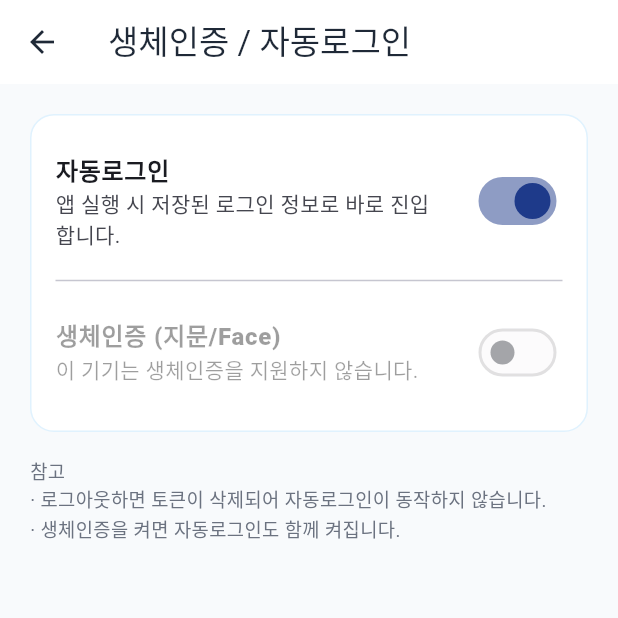
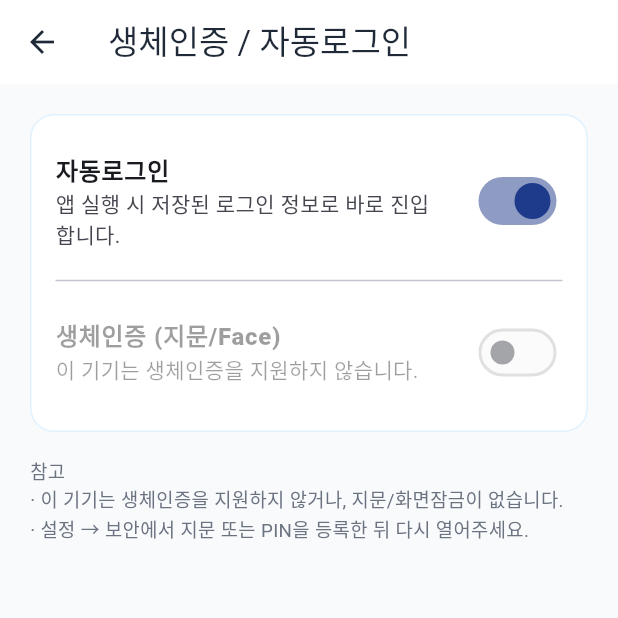
Before and after one commit to hyunkyung31/Flutter_patient, a Flutter app: the SecuritySettingsPage screen opened directly, on a phone screen of 412 x 824 dp, the top half of it. Run offline on Flutter 3.47's test engine with Material 3 defaults, Android fonts, the phone set to English and light mode, and no system bars; our stand-ins replace cached_network_image, dio, flutter_dotenv, flutter_secure_storage, local_auth, pedometer and 2 more; missing offline and left inert: kakao_flutter_sdk_user; accounts and stored records are empty.

Commit message:
fix: kakao keyhash UX, auto-login session persistence, biometric prompt
- Friendlier Kakao keyhash/misconfigured error + MainActivity KakaoKeyHash log
- Persist session with secure storage options; logout keeps auto/bio prefs
- Splash logs session state and only marks navigated after route decision
- Offer biometric enable after Kakao login; improve security settings copy
- Document multi-PC debug keyhash registration

Co-authored-by: hyunkyung <piehyun31@gmail.com>

```diff
--- a/lib/features/auth/data/datasource/kakao_auth_service.dart
+++ b/lib/features/auth/data/datasource/kakao_auth_service.dart
@@ -56,13 +56,12 @@ class KakaoAuthService implements AuthRemoteDataSource {
       try {
         return await UserApi.instance.loginWithKakaoAccount();
       } on PlatformException catch (e) {
-        // 사용자가 닫거나 리다이렉트 중 취소된 경우 — 그대로 전달
         if (e.code == 'CANCELED') rethrow;
         debugPrint('Kakao account login failed: $e');
-        throw Exception('카카오 계정 로그인 실패: $e');
+        throw Exception(_friendlyKakaoError(e));
       } catch (e) {
         debugPrint('Kakao account login failed: $e');
-        throw Exception('카카오 계정 로그인 실패: $e');
+        throw Exception(_friendlyKakaoError(e));
       }
     }
 
@@ -72,22 +71,48 @@ class KakaoAuthService implements AuthRemoteDataSource {
       // User cancelled Talk login — do not fallback.
       if (e.code == 'CANCELED') rethrow;
 
+      // keyhash 오류면 계정 로그인으로도 동일하게 실패하므로 바로 안내
+      if (_isKeyHashError(e)) {
+        throw Exception(_friendlyKakaoError(e));
+      }
+
       debugPrint('KakaoTalk login failed, falling back to account login: $e');
       try {
         return await UserApi.instance.loginWithKakaoAccount();
       } on PlatformException catch (accountError) {
         if (accountError.code == 'CANCELED') rethrow;
         debugPrint('Kakao account login failed: $accountError');
-        throw Exception('카카오 로그인 실패: $accountError');
+        throw Exception(_friendlyKakaoError(accountError));
       } catch (accountError) {
         debugPrint('Kakao account login failed: $accountError');
-        throw Exception('카카오 로그인 실패: $accountError');
+        throw Exception(_friendlyKakaoError(accountError));
       }
     } catch (e) {
       if (e is PlatformException && e.code == 'CANCELED') rethrow;
       debugPrint('KakaoTalk login failed: $e');
-      throw Exception('카카오톡 로그인 실패: $e');
+      throw Exception(_friendlyKakaoError(e));
     }
+  }
+
+  bool _isKeyHashError(Object error) {
+    final text = error.toString().toLowerCase();
+    return text.contains('keyhash') ||
+        text.contains('key hash') ||
+        text.contains('key_hash') ||
+        (text.contains('misconfigured') && text.contains('android'));
+  }
+
+  String _friendlyKakaoError(Object error) {
+    if (_isKeyHashError(error)) {
+      return '카카오 Android Key Hash가 등록되지 않았습니다.\n'
+          '이 PC/빌드의 debug keyhash를 카카오 개발자 콘솔에 추가해야 합니다.\n\n'
+          '1) Logcat에서 "KakaoKeyHash" 검색 → 해시 복사\n'
+          '2) 또는 docs/kakao_login_setup.md 의 keytool 명령 실행\n'
+          '3) developers.kakao.com → 앱 → 플랫폼 → Android → 키 해시 등록\n'
+          '   (패키지명: com.vena.patient_app)\n\n'
+          '원본: $error';
+    }
+    return '카카오 로그인 실패: $error';
   }
 
   LoginResponse _parseLoginResponse(dynamic data) {
--- a/lib/features/mypage/view/security_settings_page.dart
+++ b/lib/features/mypage/view/security_settings_page.dart
@@ -144,11 +144,17 @@ class _SecuritySettingsPageState extends State<SecuritySettingsPage> {
                   ),
                 ),
                 const SizedBox(height: 16),
-                const Text(
-                  '참고\n'
-                  '· 로그아웃하면 토큰이 삭제되어 자동로그인이 동작하지 않습니다.\n'
-                  '· 생체인증을 켜면 자동로그인도 함께 켜집니다.',
-                  style: TextStyle(
+                Text(
+                  _deviceSupportsBio
+                      ? '참고\n'
+                          '· 카카오 로그인 성공 시 자동로그인이 기본으로 켜집니다.\n'
+                          '· 생체인증을 켜면 앱 재실행 시 지문/Face 확인 후 홈으로 갑니다.\n'
+                          '· 로그아웃해도 자동로그인·생체 설정은 유지되고, 토큰만 삭제됩니다.\n'
+                          '· 기기 설정에 지문/화면잠금이 등록되어 있어야 합니다.'
+                      : '참고\n'
+                          '· 이 기기는 생체인증을 지원하지 않거나, 지문/화면잠금이 없습니다.\n'
+                          '· 설정 → 보안에서 지문 또는 PIN을 등록한 뒤 다시 열어주세요.',
+                  style: const TextStyle(
                     fontSize: 12.5,
                     height: 1.5,
                     color: AppColors.textSecondary,
```
Also changed, not shown: lib/core/storage/secure_storage.dart (+40 -8 lines), lib/features/auth/data/local/biometric_service.dart (+27 -7 lines), lib/features/auth/presentation/pages/login_page.dart (+58 -0 lines), lib/features/splash/presentation/splash_screen.dart (+19 -5 lines), 2 other files.
